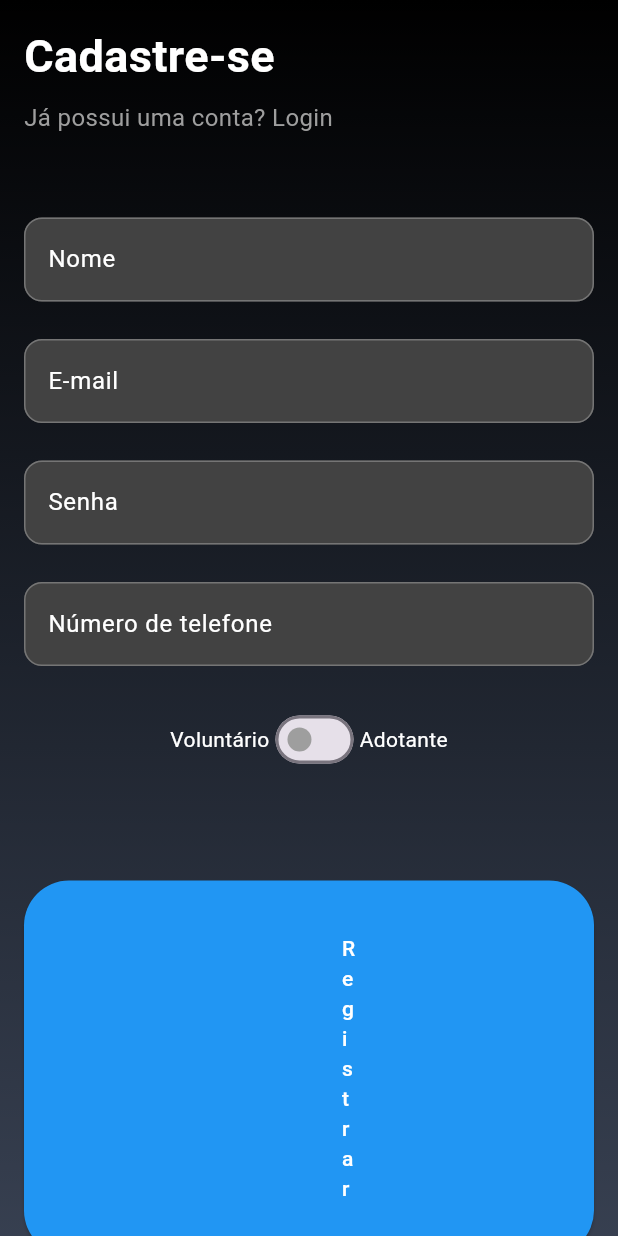
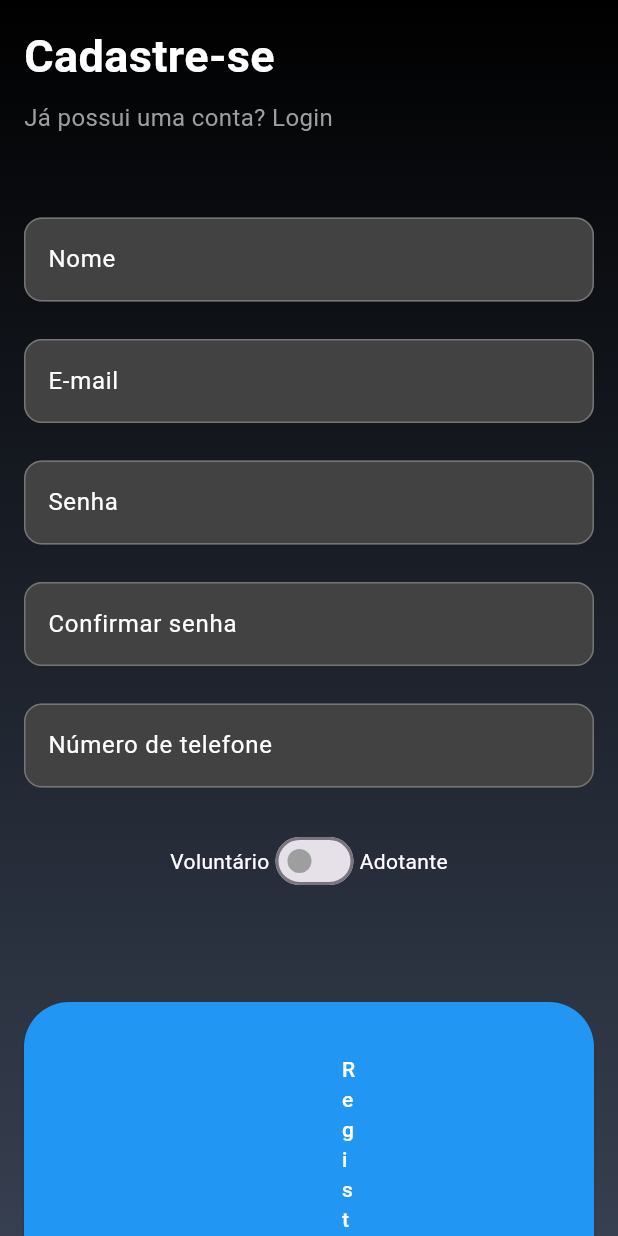
Before and after one commit to Matheussilvasantiagou/UFRPE-DSI-ADOGCAO, a Flutter app: the RegistrationScreen screen opened by its route, on a phone screen of 412 x 824 dp. Run offline on Flutter 3.47's test engine with Material 3 defaults, Android fonts, the phone set to English and light mode, and no system bars; our stand-ins replace cloud_firestore, firebase_auth, firebase_core; accounts and stored records are empty; network calls fail.

Commit message:
validações da tela de login e cadastro de usuário + confirmar senha

```diff
--- a/adogcao/lib/views/registration_screen.dart
+++ b/adogcao/lib/views/registration_screen.dart
@@ -13,6 +13,74 @@ class _RegistrationScreenState extends State<RegistrationScreen> {
   final TextEditingController _emailController = TextEditingController();
   final TextEditingController _passwordController = TextEditingController();
   final TextEditingController _phoneController = TextEditingController();
+  final TextEditingController _confirmPasswordController = TextEditingController();
+
+  String? _emailError;
+  String? _passwordError;
+  String? _nameError;
+  String? _confirmPasswordError;
+  String? _phoneError;
+
+  void _validateEmail() {
+    setState(() {
+      String email = _emailController.text;
+      if (email.isEmpty) {
+        _emailError = 'Email é obrigatório';
+      } else if (!RegExp(r'^[^@]+@[^@]+\.[^@]+').hasMatch(email)) {
+        _emailError = 'Por favor, insira um email válido';
+      } else {
+        _emailError = null;
+      }
+    });
+  }
+
+  void _validateSenha() {
+    setState(() {
+      String senha = _passwordController.text;
+      String confirmacao = _confirmPasswordController.text;
+      if (senha.isEmpty) {
+        _passwordError = 'Senha é obrigatório';
+      }
+      if (confirmacao.isEmpty) {
+        _confirmPasswordError = 'Confirmação de senha é obrigatório';
+      }
+      if (senha != confirmacao) {
+        _passwordError = 'Senhas devem ser iguais';
+        _confirmPasswordError = _passwordError;
+      }
+      if (senha.length < 6) {
+        _passwordError = 'A senha deve ter pelo menos 6 caracteres';
+      }
+      else {
+        _passwordError = null;
+        _confirmPasswordError = _passwordError;
+      }
+    });
+  }
+
+  void _validateName() {
+    setState(() {
+      String name = _nameController.text;
+      if (name.isEmpty) {
+        _nameError = 'Nome é obrigatório';
+      }
+      else {
+        _nameError = null;
+      }
+    });
+  }
+
+  void _validateTelefone() {
+    setState(() {
+      String phone = _phoneController.text;
+      if (phone.isEmpty) {
+        _phoneError = 'Telefone é obrigatório';
+      }
+      else {
+        _phoneError = null;
+      }
+    });
+  }
 
   @override
   Widget build(BuildContext context) {
@@ -68,6 +136,7 @@ class _RegistrationScreenState extends State<RegistrationScreen> {
                       controller: _nameController,
                       decoration: InputDecoration(
                         hintText: 'Nome',
+                        errorText: _nameError,
                         hintStyle: TextStyle(color: Colors.white),
                         filled: true,
                         fillColor: Colors.grey.shade800,
@@ -94,6 +163,7 @@ class _RegistrationScreenState extends State<RegistrationScreen> {
                       controller: _emailController,
                       decoration: InputDecoration(
                         hintText: 'E-mail',
+                        errorText: _emailError,
                         hintStyle: TextStyle(color: Colors.white),
                         filled: true,
                         fillColor: Colors.grey.shade800,
@@ -120,6 +190,35 @@ class _RegistrationScreenState extends State<RegistrationScreen> {
                       controller: _passwordController,
                       decoration: InputDecoration(
                         hintText: 'Senha',
+                        errorText: _passwordError,
+                        hintStyle: TextStyle(color: Colors.white),
+                        filled: true,
+                        fillColor: Colors.grey.shade800,
+                        border: OutlineInputBorder(
+                          borderRadius: BorderRadius.circular(12),
+                          borderSide:
+                              BorderSide(color: Colors.grey.shade600, width: 1),
+                        ),
+                        enabledBorder: OutlineInputBorder(
+                          borderRadius: BorderRadius.circular(12),
+                          borderSide:
+                              BorderSide(color: Colors.grey.shade600, width: 1),
+                        ),
+                        focusedBorder: OutlineInputBorder(
+                          borderRadius: BorderRadius.circular(12),
+                          borderSide:
+                              BorderSide(color: Colors.grey.shade600, width: 1),
+                        ),
+                      ),
+                      obscureText: true,
+                      style: TextStyle(color: Colors.white),
+                    ),
+                    SizedBox(height: 25),
+                    TextField(
+                      controller: _confirmPasswordController,
+                      decoration: InputDecoration(
+                        hintText: 'Confirmar senha',
+                        errorText: _confirmPasswordError,
                         hintStyle: TextStyle(color: Colors.white),
                         filled: true,
                         fillColor: Colors.grey.shade800,
@@ -147,6 +246,7 @@ class _RegistrationScreenState extends State<RegistrationScreen> {
                       controller: _phoneController,
                       decoration: InputDecoration(
                         hintText: 'Número de telefone',
+                        errorText: _phoneError,
                         hintStyle: TextStyle(color: Colors.white),
                         filled: true,
                         fillColor: Colors.grey.shade800,
@@ -201,6 +301,10 @@ class _RegistrationScreenState extends State<RegistrationScreen> {
                           String email = _emailController.text;
                           String password = _passwordController.text;
                           String phoneNumber = _phoneController.text;
+                          _validateEmail();
+                          _validateName();
+                          _validateSenha();
+                          _validateTelefone();
 
                           try {
                             // Registrar o usuário no Firebase
```
Also changed, not shown: adogcao/lib/views/login_screen.dart (+29 -1 lines).
